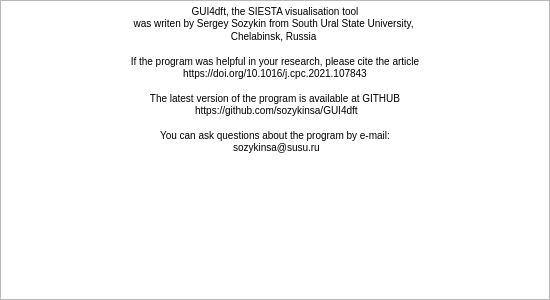
First picture: the form in src/ui/about.ui, repository sozykinsa/GUI4dft, before the edit.
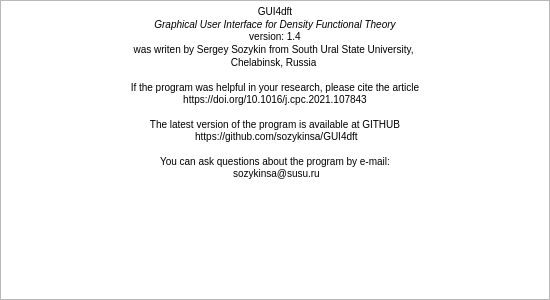
Second picture: the form after the edit.

The edit to the form file:
```diff
--- a/src/ui/about.ui
+++ b/src/ui/about.ui
@@ -39,7 +39,9 @@
 &lt;html&gt;&lt;head&gt;&lt;meta name=&quot;qrichtext&quot; content=&quot;1&quot; /&gt;&lt;style type=&quot;text/css&quot;&gt;
 p, li { white-space: pre-wrap; }
 &lt;/style&gt;&lt;/head&gt;&lt;body style=&quot; font-family:'MS Shell Dlg 2'; font-size:7.8pt; font-weight:400; font-style:normal;&quot;&gt;
-&lt;p align=&quot;center&quot; style=&quot; margin-top:0px; margin-bottom:0px; margin-left:0px; margin-right:0px; -qt-block-indent:0; text-indent:0px;&quot;&gt;GUI4dft, the SIESTA visualisation tool &lt;br /&gt;was writen by Sergey Sozykin from South Ural State University, &lt;/p&gt;
+&lt;p align=&quot;center&quot; style=&quot; margin-top:0px; margin-bottom:0px; margin-left:0px; margin-right:0px; -qt-block-indent:0; text-indent:0px;&quot;&gt;GUI4dft&lt;/p&gt;
+&lt;p align=&quot;center&quot; style=&quot; margin-top:0px; margin-bottom:0px; margin-left:0px; margin-right:0px; -qt-block-indent:0; text-indent:0px;&quot;&gt;&lt;span style=&quot; font-style:italic;&quot;&gt;Graphical User Interface for Density Functional Theory&lt;/span&gt;&lt;br /&gt;version: 1.4&lt;/p&gt;
+&lt;p align=&quot;center&quot; style=&quot; margin-top:0px; margin-bottom:0px; margin-left:0px; margin-right:0px; -qt-block-indent:0; text-indent:0px;&quot;&gt;was writen by Sergey Sozykin from South Ural State University, &lt;/p&gt;
 &lt;p align=&quot;center&quot; style=&quot; margin-top:0px; margin-bottom:0px; margin-left:0px; margin-right:0px; -qt-block-indent:0; text-indent:0px;&quot;&gt;Chelabinsk, Russia &lt;/p&gt;
 &lt;p align=&quot;center&quot; style=&quot; margin-top:12px; margin-bottom:12px; margin-left:0px; margin-right:0px; -qt-block-indent:0; text-indent:0px;&quot;&gt;If the program was helpful in your research, please cite the article &lt;br /&gt;https://doi.org/10.1016/j.cpc.2021.107843&lt;/p&gt;
 &lt;p align=&quot;center&quot; style=&quot; margin-top:12px; margin-bottom:12px; margin-left:0px; margin-right:0px; -qt-block-indent:0; text-indent:0px;&quot;&gt;The latest version of the program is available at GITHUB&lt;br /&gt; https://github.com/sozykinsa/GUI4dft&lt;/p&gt;
```
